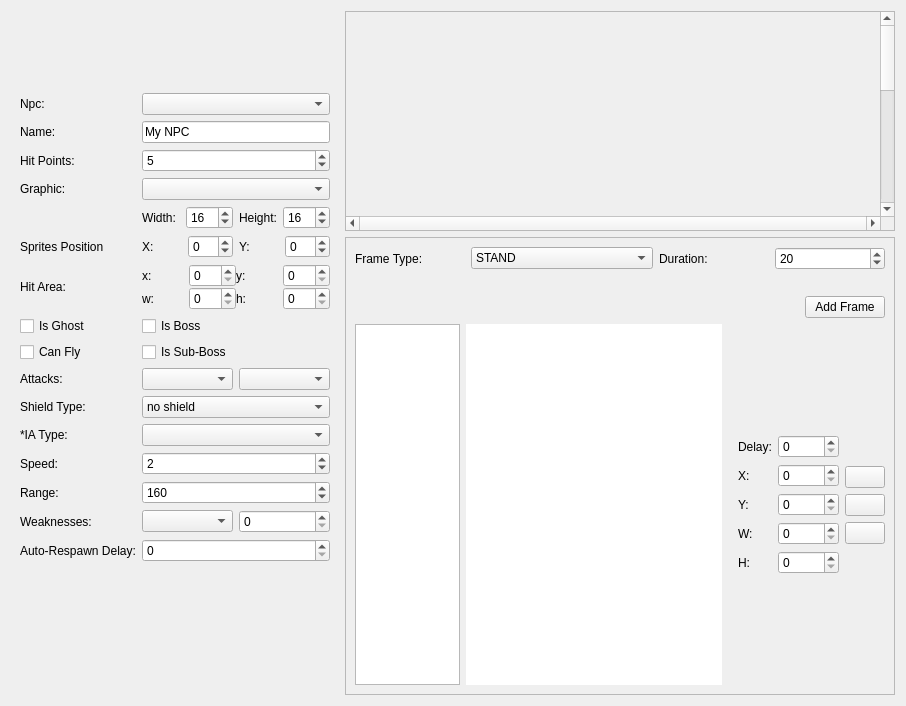
This is editor/mainwindow_tab/npc_edit.ui in protoman/rockbot as Qt 5 draws it before an edit. The edited form follows.
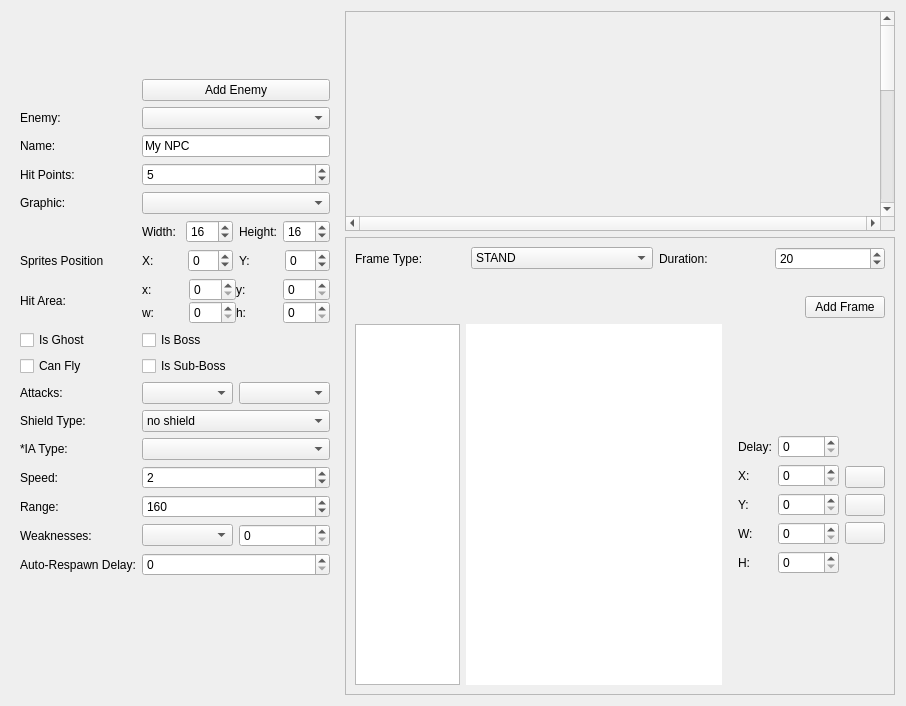
This is the edited form. Icons and pictures are not drawn. Custom widgets are drawn as their Qt base class.

```diff
--- a/editor/mainwindow_tab/npc_edit.ui
+++ b/editor/mainwindow_tab/npc_edit.ui
@@ -629,7 +629,65 @@
          <property name="bottomMargin">
           <number>20</number>
          </property>
+         <item row="12" column="2">
+          <widget class="QCheckBox" name="isBoss_checkBox">
+           <property name="text">
+            <string>Is Boss</string>
+           </property>
+          </widget>
+         </item>
+         <item row="20" column="0">
+          <widget class="QLabel" name="label_67">
+           <property name="text">
+            <string>Speed:</string>
+           </property>
+          </widget>
+         </item>
+         <item row="1" column="2">
+          <widget class="QComboBox" name="npc_edit_tab_selectnpccombo"/>
+         </item>
+         <item row="14" column="0">
+          <widget class="QLabel" name="label_2">
+           <property name="text">
+            <string>Attacks:</string>
+           </property>
+          </widget>
+         </item>
+         <item row="22" column="0">
+          <widget class="QLabel" name="label">
+           <property name="text">
+            <string>Weaknesses:</string>
+           </property>
+          </widget>
+         </item>
          <item row="22" column="2">
+          <layout class="QHBoxLayout" name="horizontalLayout">
+           <item>
+            <widget class="QComboBox" name="npc_edit_tab_weakness_list"/>
+           </item>
+           <item>
+            <widget class="QSpinBox" name="npc_edit_tab_weakness_points"/>
+           </item>
+          </layout>
+         </item>
+         <item row="5" column="0">
+          <widget class="QLabel" name="label_63">
+           <property name="text">
+            <string>Graphic:</string>
+           </property>
+          </widget>
+         </item>
+         <item row="2" column="2">
+          <widget class="QLineEdit" name="npc_edit_tab_NpcName">
+           <property name="text">
+            <string>My NPC</string>
+           </property>
+           <property name="maxLength">
+            <number>30</number>
+           </property>
+          </widget>
+         </item>
+         <item row="23" column="2">
           <widget class="QSpinBox" name="respawn_time_spinBox">
            <property name="toolTip">
             <string>If different than zero, NPC will respawn even if is on-screen</string>
@@ -639,42 +697,42 @@
            </property>
           </widget>
          </item>
-         <item row="0" column="0">
-          <widget class="QLabel" name="label_70">
-           <property name="text">
-            <string>Npc:</string>
-           </property>
-          </widget>
-         </item>
-         <item row="3" column="2">
-          <widget class="QSpinBox" name="npc_edit_tab_NpcHP">
-           <property name="value">
-            <number>5</number>
-           </property>
-          </widget>
-         </item>
-         <item row="17" column="0">
+         <item row="18" column="0">
           <widget class="QLabel" name="label_65">
            <property name="text">
             <string>*IA Type:</string>
            </property>
           </widget>
          </item>
-         <item row="17" column="2">
+         <item row="1" column="0">
+          <widget class="QLabel" name="label_70">
+           <property name="text">
+            <string>Enemy:</string>
+           </property>
+          </widget>
+         </item>
+         <item row="18" column="2">
           <widget class="QComboBox" name="npc_edit_tab_iatype">
            <property name="enabled">
             <bool>true</bool>
            </property>
           </widget>
          </item>
-         <item row="16" column="0">
+         <item row="4" column="2">
+          <widget class="QSpinBox" name="npc_edit_tab_NpcHP">
+           <property name="value">
+            <number>5</number>
+           </property>
+          </widget>
+         </item>
+         <item row="17" column="0">
           <widget class="QLabel" name="label_66">
            <property name="text">
             <string>Shield Type:</string>
            </property>
           </widget>
          </item>
-         <item row="9" column="2">
+         <item row="10" column="2">
           <layout class="QVBoxLayout" name="verticalLayout_3">
            <property name="spacing">
             <number>0</number>
@@ -748,28 +806,42 @@
            </item>
           </layout>
          </item>
-         <item row="8" column="0">
+         <item row="9" column="0">
           <widget class="QLabel" name="label_3">
            <property name="text">
             <string>Sprites Position </string>
            </property>
           </widget>
          </item>
-         <item row="22" column="0">
-          <widget class="QLabel" name="label_12">
+         <item row="13" column="2">
+          <widget class="QCheckBox" name="isSubBoss_checkbox">
            <property name="text">
-            <string>Auto-Respawn Delay:</string>
+            <string>Is Sub-Boss</string>
            </property>
           </widget>
          </item>
-         <item row="20" column="0">
+         <item row="21" column="0">
           <widget class="QLabel" name="label_68">
            <property name="text">
             <string>Range:</string>
            </property>
           </widget>
          </item>
-         <item row="20" column="2">
+         <item row="12" column="0">
+          <widget class="QCheckBox" name="npc_edit_tab_canshoot">
+           <property name="text">
+            <string>Is Ghost</string>
+           </property>
+          </widget>
+         </item>
+         <item row="23" column="0">
+          <widget class="QLabel" name="label_12">
+           <property name="text">
+            <string>Auto-Respawn Delay:</string>
+           </property>
+          </widget>
+         </item>
+         <item row="21" column="2">
           <widget class="QSpinBox" name="npc_edit_tab_range">
            <property name="minimum">
             <number>0</number>
@@ -782,24 +854,10 @@
            </property>
           </widget>
          </item>
-         <item row="11" column="0">
-          <widget class="QCheckBox" name="npc_edit_tab_canshoot">
-           <property name="text">
-            <string>Is Ghost</string>
-           </property>
-          </widget>
-         </item>
-         <item row="12" column="2">
-          <widget class="QCheckBox" name="isSubBoss_checkbox">
-           <property name="text">
-            <string>Is Sub-Boss</string>
-           </property>
-          </widget>
-         </item>
-         <item row="4" column="2">
+         <item row="5" column="2">
           <widget class="QComboBox" name="npc_edit_tab_graphiccombo"/>
          </item>
-         <item row="8" column="2">
+         <item row="9" column="2">
           <layout class="QHBoxLayout" name="horizontalLayout_2">
            <item>
             <widget class="QLabel" name="label_10">
@@ -837,7 +895,7 @@
            </item>
           </layout>
          </item>
-         <item row="13" column="2">
+         <item row="14" column="2">
           <layout class="QHBoxLayout" name="horizontalLayout_11">
            <property name="rightMargin">
             <number>0</number>
@@ -853,7 +911,14 @@
            </item>
           </layout>
          </item>
-         <item row="5" column="2">
+         <item row="13" column="0">
+          <widget class="QCheckBox" name="checkBox">
+           <property name="text">
+            <string>Can Fly</string>
+           </property>
+          </widget>
+         </item>
+         <item row="6" column="2">
           <layout class="QHBoxLayout" name="horizontalLayout_9">
            <property name="rightMargin">
             <number>0</number>
@@ -907,7 +972,7 @@
            </item>
           </layout>
          </item>
-         <item row="16" column="2">
+         <item row="17" column="2">
           <widget class="QComboBox" name="npc_edit_tab_shieldtype">
            <item>
             <property name="text">
@@ -936,28 +1001,7 @@
            </item>
           </widget>
          </item>
-         <item row="12" column="0">
-          <widget class="QCheckBox" name="checkBox">
-           <property name="text">
-            <string>Can Fly</string>
-           </property>
-          </widget>
-         </item>
-         <item row="1" column="0">
-          <widget class="QLabel" name="label_62">
-           <property name="text">
-            <string>Name:</string>
-           </property>
-          </widget>
-         </item>
-         <item row="3" column="0">
-          <widget class="QLabel" name="label_64">
-           <property name="text">
-            <string>Hit Points:</string>
-           </property>
-          </widget>
-         </item>
-         <item row="19" column="2">
+         <item row="20" column="2">
           <widget class="QSpinBox" name="npc_edit_tab_movespeed">
            <property name="minimum">
             <number>0</number>
@@ -970,7 +1014,14 @@
            </property>
           </widget>
          </item>
-         <item row="23" column="0">
+         <item row="2" column="0">
+          <widget class="QLabel" name="label_62">
+           <property name="text">
+            <string>Name:</string>
+           </property>
+          </widget>
+         </item>
+         <item row="24" column="0">
           <spacer name="verticalSpacer_9">
            <property name="orientation">
             <enum>Qt::Vertical</enum>
@@ -983,7 +1034,14 @@
            </property>
           </spacer>
          </item>
-         <item row="9" column="0">
+         <item row="4" column="0">
+          <widget class="QLabel" name="label_64">
+           <property name="text">
+            <string>Hit Points:</string>
+           </property>
+          </widget>
+         </item>
+         <item row="10" column="0">
           <widget class="QLabel" name="label_13">
            <property name="text">
             <string>Hit Area:</string>
@@ -991,63 +1049,12 @@
           </widget>
          </item>
          <item row="0" column="2">
-          <widget class="QComboBox" name="npc_edit_tab_selectnpccombo"/>
-         </item>
-         <item row="11" column="2">
-          <widget class="QCheckBox" name="isBoss_checkBox">
+          <widget class="QPushButton" name="addEnemy_pushButton">
            <property name="text">
-            <string>Is Boss</string>
+            <string>Add Enemy</string>
            </property>
           </widget>
          </item>
-         <item row="21" column="0">
-          <widget class="QLabel" name="label">
-           <property name="text">
-            <string>Weaknesses:</string>
-           </property>
-          </widget>
-         </item>
-         <item row="19" column="0">
-          <widget class="QLabel" name="label_67">
-           <property name="text">
-            <string>Speed:</string>
-           </property>
-          </widget>
-         </item>
-         <item row="13" column="0">
-          <widget class="QLabel" name="label_2">
-           <property name="text">
-            <string>Attacks:</string>
-           </property>
-          </widget>
-         </item>
-         <item row="4" column="0">
-          <widget class="QLabel" name="label_63">
-           <property name="text">
-            <string>Graphic:</string>
-           </property>
-          </widget>
-         </item>
-         <item row="1" column="2">
-          <widget class="QLineEdit" name="npc_edit_tab_NpcName">
-           <property name="text">
-            <string>My NPC</string>
-           </property>
-           <property name="maxLength">
-            <number>30</number>
-           </property>
-          </widget>
-         </item>
-         <item row="21" column="2">
-          <layout class="QHBoxLayout" name="horizontalLayout">
-           <item>
-            <widget class="QComboBox" name="npc_edit_tab_weakness_list"/>
-           </item>
-           <item>
-            <widget class="QSpinBox" name="npc_edit_tab_weakness_points"/>
-           </item>
-          </layout>
-         </item>
         </layout>
        </widget>
       </item>
```
